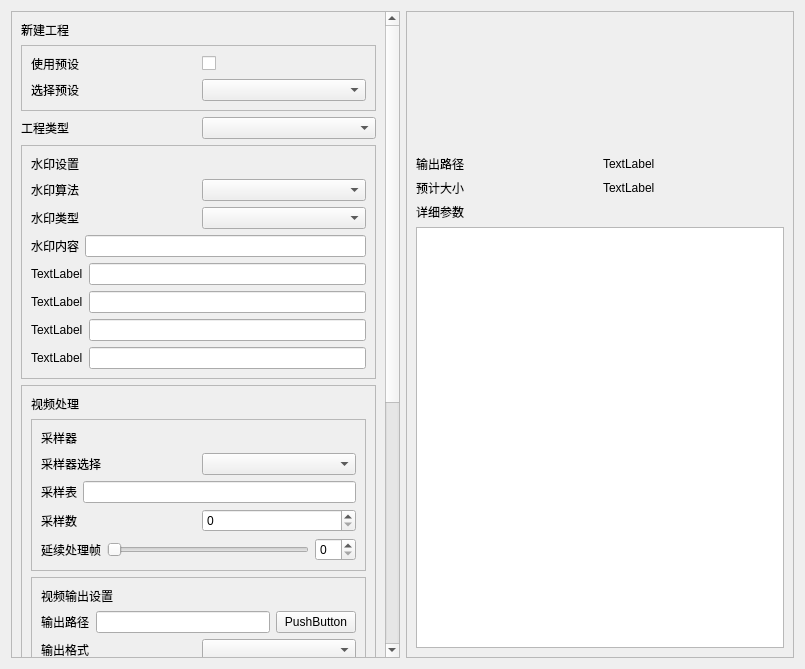
The window that DesignFile/SetUp.ui (tucaodashen/invisible_video_watermark) describes before a commit, drawn with Qt 5.
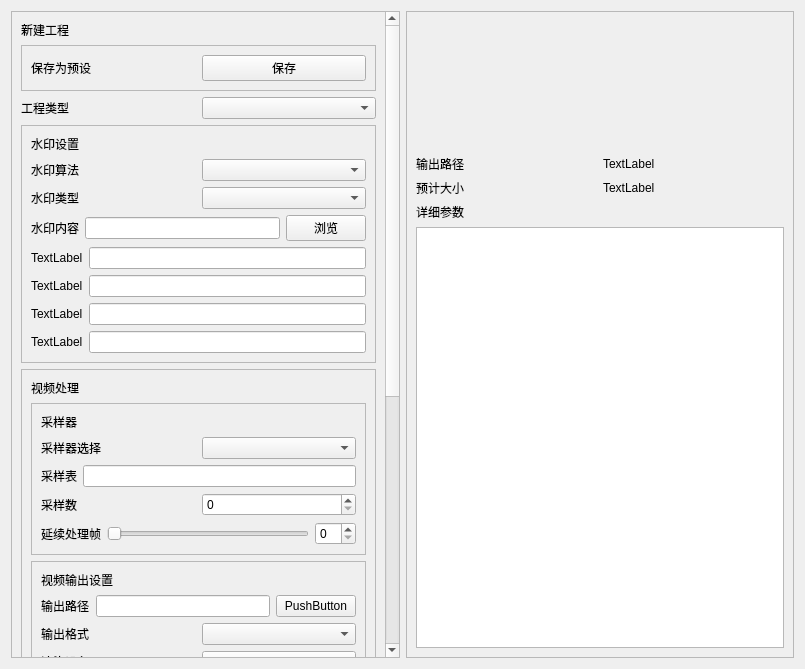
The same window after the commit. Custom widgets are drawn as their Qt base class.

What changed in the file:
```diff
--- a/DesignFile/SetUp.ui
+++ b/DesignFile/SetUp.ui
@@ -23,9 +23,9 @@
       <property name="geometry">
        <rect>
         <x>0</x>
-        <y>0</y>
+        <y>-465</y>
         <width>377</width>
-        <height>1102</height>
+        <height>1114</height>
        </rect>
       </property>
       <layout class="QVBoxLayout" name="verticalLayout_7">
@@ -50,33 +50,19 @@
             <item>
              <widget class="BodyLabel" name="L_UsePresent">
               <property name="text">
-               <string>使用预设</string>
+               <string>保存为预设</string>
               </property>
              </widget>
             </item>
             <item>
-             <widget class="CheckBox" name="C_UsePresent">
+             <widget class="QPushButton" name="PB_saveaspreset">
               <property name="text">
-               <string/>
+               <string>保存</string>
               </property>
              </widget>
             </item>
            </layout>
           </item>
-          <item>
-           <layout class="QHBoxLayout" name="horizontalLayout">
-            <item>
-             <widget class="BodyLabel" name="L_SelectPresent">
-              <property name="text">
-               <string>选择预设</string>
-              </property>
-             </widget>
-            </item>
-            <item>
-             <widget class="ComboBox" name="CB_SelectPresent"/>
-            </item>
-           </layout>
-          </item>
          </layout>
         </widget>
        </item>
@@ -150,6 +136,13 @@
             <item>
              <widget class="LineEdit" name="LE_WatermarkContent"/>
             </item>
+            <item>
+             <widget class="QPushButton" name="PB_wmcontent">
+              <property name="text">
+               <string>浏览</string>
+              </property>
+             </widget>
+            </item>
            </layout>
           </item>
           <item>
@@ -539,6 +532,24 @@
          </layout>
         </widget>
        </item>
+       <item>
+        <layout class="QHBoxLayout" name="horizontalLayout">
+         <item>
+          <widget class="PushButton" name="PB_Cancel">
+           <property name="text">
+            <string>取消</string>
+           </property>
+          </widget>
+         </item>
+         <item>
+          <widget class="PrimaryPushButton" name="PB_Confirm">
+           <property name="text">
+            <string>确定</string>
+           </property>
+          </widget>
+         </item>
+        </layout>
+       </item>
       </layout>
      </widget>
     </widget>
@@ -551,7 +562,7 @@
      <property name="frameShadow">
       <enum>QFrame::Shadow::Raised</enum>
      </property>
-     <layout class="QVBoxLayout" name="verticalLayout_9">
+     <layout class="QVBoxLayout" name="verticalLayout_8">
       <item>
        <widget class="ImageLabel" name="L_PreviewImage">
         <property name="sizePolicy">
@@ -608,8 +619,6 @@
        </layout>
       </item>
       <item>
-       <layout class="QVBoxLayout" name="verticalLayout_8">
-        <item>
          <widget class="BodyLabel" name="L_S_DetailArgs">
           <property name="text">
            <string>详细参数</string>
@@ -620,8 +629,6 @@
          <widget class="TextBrowser" name="TB_S_Detail"/>
         </item>
        </layout>
-      </item>
-     </layout>
     </widget>
    </item>
   </layout>
@@ -652,6 +659,11 @@
    <extends>QLabel</extends>
    <header>qfluentwidgets</header>
   </customwidget>
+  <customwidget>
+   <class>PrimaryPushButton</class>
+   <extends>QPushButton</extends>
+   <header>qfluentwidgets</header>
+  </customwidget>
   <customwidget>
    <class>ImageLabel</class>
    <extends>QLabel</extends>
```
Lines whose indentation alone changed are shown as unchanged.
